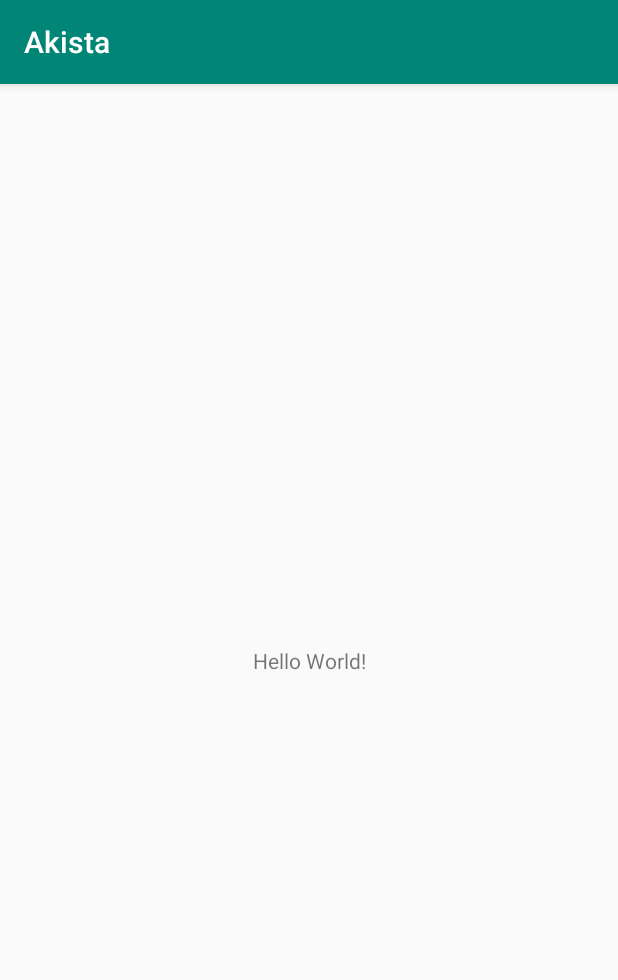
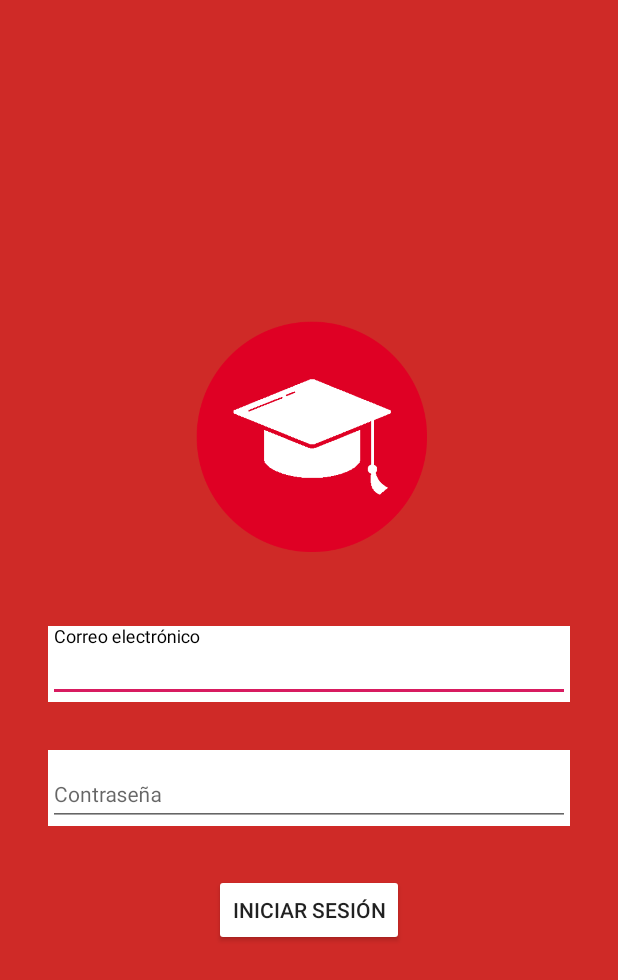
Before and after one commit to guillermo-f/northsoft, an Android app: the screen it shows after launch (MainActivity before the commit, ActivityLogin after it), on a phone screen of 412 x 824 dp. Shown: the top 980 px of the screen. Run offline under Robolectric (Android 15) with nearby library versions, the phone set to English and light mode, and no system bars; our stand-ins replace data binding.

Commit message:
Guillermo Franco Alemán

```diff
--- a/app/src/main/java/gps/gmv/akista/MainActivity.java
+++ /dev/null
@@ -1,14 +0,0 @@
-package gps.gmv.akista;
-
-import androidx.appcompat.app.AppCompatActivity;
-
-import android.os.Bundle;
-
-public class MainActivity extends AppCompatActivity {
-
-    @Override
-    protected void onCreate(Bundle savedInstanceState) {
-        super.onCreate(savedInstanceState);
-        setContentView(R.layout.activity_main);
-    }
-}
--- /dev/null
+++ b/app/src/main/java/gps/gmv/akista/actividades/ActivityLogin.java
@@ -0,0 +1,21 @@
+package gps.gmv.akista.actividades;
+
+import android.content.Intent;
+import android.os.Bundle;
+
+import androidx.appcompat.app.AppCompatActivity;
+import androidx.databinding.DataBindingUtil;
+
+import gps.gmv.akista.R;
+import gps.gmv.akista.databinding.ActivityLoginBinding;
+
+public class ActivityLogin extends AppCompatActivity {
+
+    private ActivityLoginBinding binding;
+
+    @Override
+    protected void onCreate(Bundle savedInstanceState) {
+        super.onCreate(savedInstanceState);
+        binding = DataBindingUtil.setContentView(this, R.layout.activity_login);
+    }
+}
--- /dev/null
+++ b/app/src/main/res/drawable/ic_left.xml
@@ -0,0 +1,5 @@
+<vector android:height="24dp" android:tint="#FFFFFF"
+    android:viewportHeight="24.0" android:viewportWidth="24.0"
+    android:width="24dp" xmlns:android="http://schemas.android.com/apk/res/android">
+    <path android:fillColor="#FF000000" android:pathData="M15.41,7.41L14,6l-6,6 6,6 1.41,-1.41L10.83,12z"/>
+</vector>
--- /dev/null
+++ b/app/src/main/res/drawable/ic_menu.xml
@@ -0,0 +1,5 @@
+<vector android:height="32dp" android:tint="#FFFFFF"
+    android:viewportHeight="24.0" android:viewportWidth="24.0"
+    android:width="32dp" xmlns:android="http://schemas.android.com/apk/res/android">
+    <path android:fillColor="#FF000000" android:pathData="M3,18h18v-2L3,16v2zM3,13h18v-2L3,11v2zM3,6v2h18L21,6L3,6z"/>
+</vector>
--- /dev/null
+++ b/app/src/main/res/layout/activity_login.xml
@@ -0,0 +1,86 @@
+<?xml version="1.0" encoding="utf-8"?>
+<layout
+    xmlns:android="http://schemas.android.com/apk/res/android"
+    xmlns:app="http://schemas.android.com/apk/res-auto">
+
+    <data>
+
+        <variable
+            name="correoElectronico"
+            type="java.lang.String" />
+
+        <variable
+            name="contrasena"
+            type="java.lang.String" />
+
+    </data>
+
+    <RelativeLayout
+        android:layout_width="match_parent"
+        android:layout_height="match_parent"
+        android:background="@color/appRed"
+        android:gravity="center_vertical">
+
+        <LinearLayout
+            android:layout_width="match_parent"
+            android:layout_height="wrap_content"
+            android:orientation="vertical"
+            android:gravity="center_horizontal">
+
+            <ImageView
+                android:layout_width="192dp"
+                android:layout_height="192dp"
+                android:src="@drawable/akist_logo"
+                android:layout_margin="@dimen/quadMargin"/>
+
+            <com.google.android.material.textfield.TextInputLayout
+                android:layout_width="match_parent"
+                android:layout_height="wrap_content"
+                android:hint="Correo electrónico"
+                app:hintTextColor="@color/appBlack"
+                android:layout_marginBottom="@dimen/doubleMargin"
+                android:layout_marginHorizontal="@dimen/quadMargin"
+                android:background="#fff">
+
+                <EditText
+                    android:id="@+id/etCorreo"
+                    android:layout_width="match_parent"
+                    android:layout_height="wrap_content"
+                    android:text="@={correoElectronico}"
+                    android:textSize="@dimen/normalText" />
+
+            </com.google.android.material.textfield.TextInputLayout>
+
+            <com.google.android.material.textfield.TextInputLayout
+                android:layout_width="match_parent"
+                android:layout_height="wrap_content"
+                android:hint="Contraseña"
+                app:hintTextColor="@color/appBlack"
+                android:layout_marginVertical="@dimen/doubleMargin"
+                android:layout_marginHorizontal="@dimen/quadMargin"
+                android:background="#fff">
+
+                <EditText
+                    android:id="@+id/etContra"
+                    android:layout_width="match_parent"
+                    android:layout_height="wrap_content"
+                    android:text="@={contrasena}"
+                    android:textSize="@dimen/normalText"
+                    android:inputType="textPassword" />
+
+            </com.google.android.material.textfield.TextInputLayout>
+
+            <Button
+                android:id="@+id/btLogin"
+                android:backgroundTint="@color/appWhite"
+                android:layout_marginTop="@dimen/doubleMargin"
+                android:layout_marginBottom="@dimen/quadMargin"
+                android:layout_width="wrap_content"
+                android:layout_height="wrap_content"
+                android:text="Iniciar sesión" />
+
+        </LinearLayout>
+
+    </RelativeLayout>
+
+</layout>
--- a/app/src/main/res/values/colors.xml
+++ b/app/src/main/res/values/colors.xml
@@ -3,4 +3,8 @@
     <color name="colorPrimary">#008577</color>
     <color name="colorPrimaryDark">#00574B</color>
     <color name="colorAccent">#D81B60</color>
+
+    <color name="appRed">#CF2A27</color>
+    <color name="appBlack">#000</color>
+    <color name="appWhite">#FFF</color>
 </resources>
--- /dev/null
+++ b/app/src/main/res/values/dimens.xml
@@ -0,0 +1,13 @@
+<resources>
+    <dimen name="fab_margin">16dp</dimen>
+
+    <dimen name="halfMargin">4dp</dimen>
+    <dimen name="margin">8dp</dimen>
+    <dimen name="doubleMargin">16dp</dimen>
+    <dimen name="tripleMargin">24dp</dimen>
+    <dimen name="quadMargin">32dp</dimen>
+
+    <dimen name="normalText">14sp</dimen>
+    <dimen name="littleText">12sp</dimen>
+    <dimen name="bigText">18sp</dimen>
+</resources>
--- a/app/src/main/res/values/strings.xml
+++ b/app/src/main/res/values/strings.xml
@@ -1,3 +1,4 @@
 <resources>
     <string name="app_name">Akista</string>
+    <string name="title_activity_login">ActivityLogin</string>
 </resources>
--- a/app/src/main/res/values/styles.xml
+++ b/app/src/main/res/values/styles.xml
@@ -8,4 +8,13 @@
         <item name="colorAccent">@color/colorAccent</item>
     </style>
 
+    <style name="AppTheme.NoActionBar">
+        <item name="windowActionBar">false</item>
+        <item name="windowNoTitle">true</item>
+    </style>
+
+    <style name="AppTheme.AppBarOverlay" parent="ThemeOverlay.AppCompat.Dark.ActionBar" />
+
+    <style name="AppTheme.PopupOverlay" parent="ThemeOverlay.AppCompat.Light" />
+
 </resources>
--- a/build.gradle
+++ b/build.gradle
@@ -8,6 +8,7 @@ buildscript {
     }
     dependencies {
         classpath 'com.android.tools.build:gradle:3.5.3'
+        classpath 'com.google.gms:google-services:4.3.3'
 
         // NOTE: Do not place your application dependencies here; they belong
         // in the individual module build.gradle files
```
Also changed, not shown: app/build.gradle (+15 -3 lines), app/src/main/AndroidManifest.xml (+23 -2 lines), app/src/main/java/gps/gmv/akista/actividades/ActivityAsistencia.java (added, +20 -0 lines), app/src/main/java/gps/gmv/akista/actividades/ActivityMain.java (added, +20 -0 lines), app/src/main/res/drawable/ic_chat.xml (added, +9 -0 lines), app/src/main/res/layout/activity_asistencia.xml (added, +101 -0 lines), app/src/main/res/layout/activity_main.xml (+86 -15 lines), app/src/main/res/drawable/akist_logo.png (added), 1 other file.
